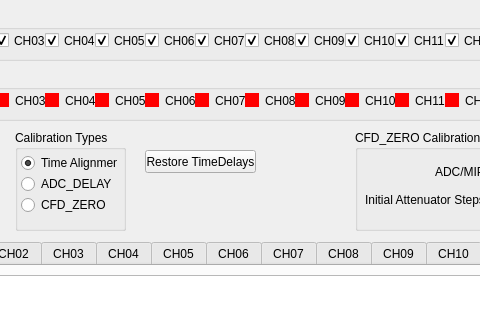
Above: calibration.ui from Nikitavoz/HistogramsReader before the change; both pictures show x 135 to 615 and y 0 to 320 of the 949 by 860 pixel window. Below: the same form after it.
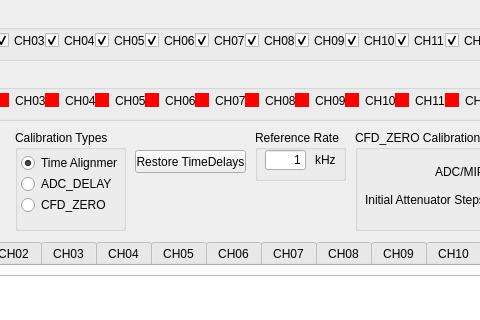
That is the form after the change.

Commit message: make LASER/collision rate configurable

What changed in the file:
```diff
--- a/calibration.ui
+++ b/calibration.ui
@@ -752,7 +752,7 @@
    </property>
    <property name="geometry">
     <rect>
-     <x>280</x>
+     <x>270</x>
      <y>150</y>
      <width>111</width>
      <height>23</height>
@@ -762,6 +762,48 @@
     <string>Restore TimeDelays</string>
    </property>
   </widget>
+  <widget class="QGroupBox" name="groupBoxRefRate">
+   <property name="geometry">
+    <rect>
+     <x>390</x>
+     <y>130</y>
+     <width>91</width>
+     <height>51</height>
+    </rect>
+   </property>
+   <property name="title">
+    <string>Reference Rate</string>
+   </property>
+   <widget class="QLineEdit" name="lineEditRefRatekHz">
+    <property name="geometry">
+     <rect>
+      <x>10</x>
+      <y>20</y>
+      <width>41</width>
+      <height>20</height>
+     </rect>
+    </property>
+    <property name="text">
+     <string>1</string>
+    </property>
+    <property name="alignment">
+     <set>Qt::AlignRight|Qt::AlignTrailing|Qt::AlignVCenter</set>
+    </property>
+   </widget>
+   <widget class="QLabel" name="label">
+    <property name="geometry">
+     <rect>
+      <x>60</x>
+      <y>20</y>
+      <width>21</width>
+      <height>20</height>
+     </rect>
+    </property>
+    <property name="text">
+     <string>kHz</string>
+    </property>
+   </widget>
+  </widget>
  </widget>
  <resources/>
  <connections/>
```
The commit also changes 4 other files.
